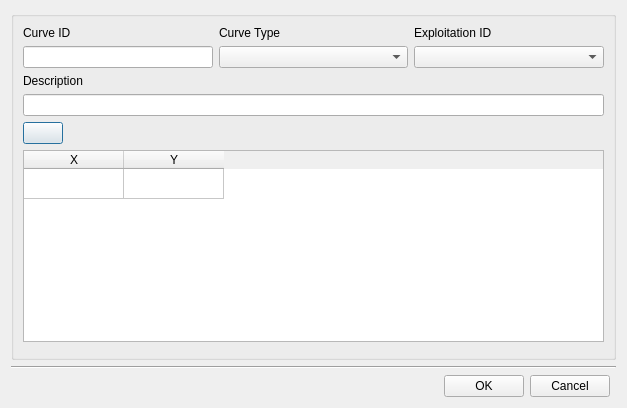
Qt form core/ui/toolbars/epa/nonvisual_curve.ui (Giswater/giswater_qgis_plugin) before a commit.
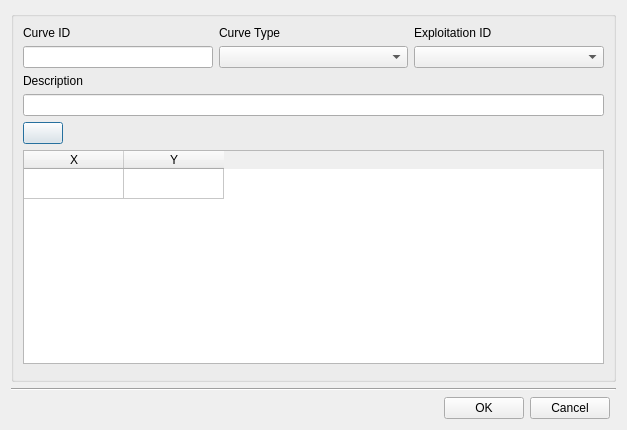
The same form after that commit.

Commit message: enhance (tabulation): improve order on nonvisual forms

```diff
--- a/core/ui/toolbars/epa/nonvisual_curve.ui
+++ b/core/ui/toolbars/epa/nonvisual_curve.ui
@@ -7,7 +7,7 @@
     <x>0</x>
     <y>0</y>
     <width>627</width>
-    <height>397</height>
+    <height>430</height>
    </rect>
   </property>
   <property name="windowTitle">
```
Left out of the diff: 10 changed lines with no effect on the pictures. The commit also changes 4 other files.
